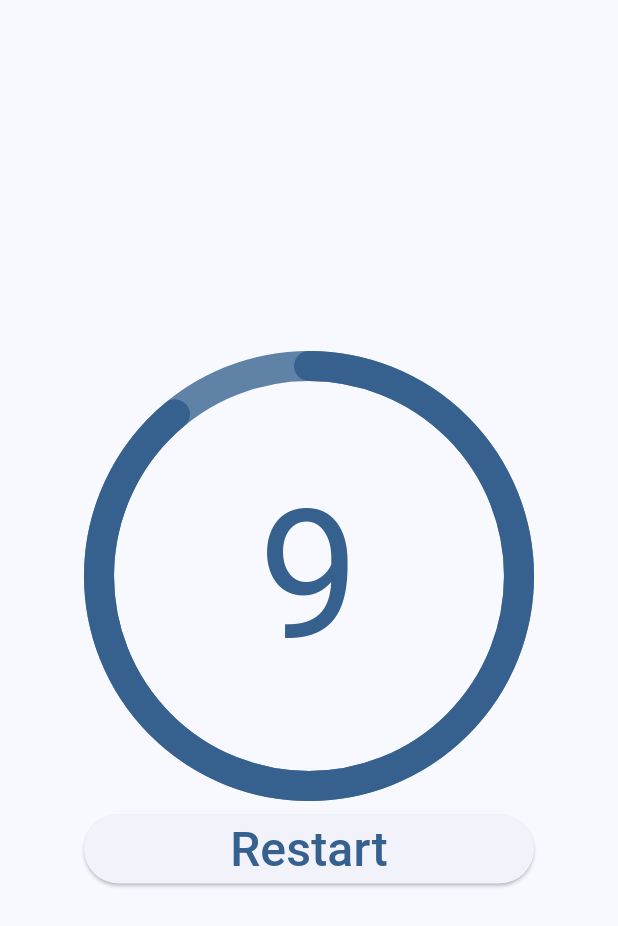
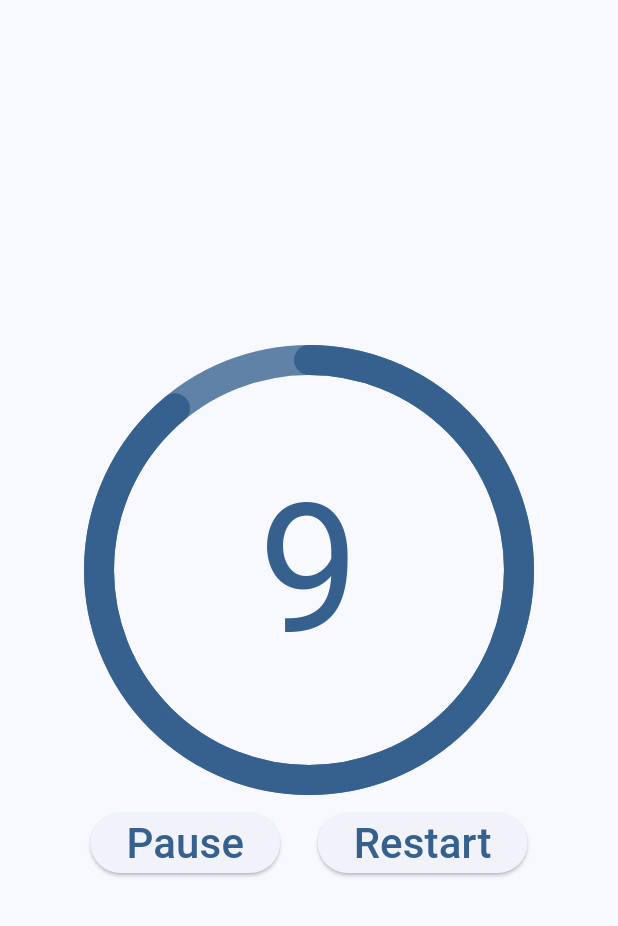
Before and after one commit to smsmsy/c002_radial_countdown_starter, a Flutter app: the screen it shows after launch, after a tap on "Restart", on a phone screen of 412 x 824 dp. Shown: the top 926 px of the screen. Run offline on Flutter 3.47's test engine with Material 3 defaults, Android fonts, the phone set to English and light mode, and no system bars.

Commit message:
停止・再開機能の追加

```diff
--- a/lib/main.dart
+++ b/lib/main.dart
@@ -48,13 +48,16 @@ class CountdownAndRestartState extends State<CountdownAndRestart>
 
   int _counter = 0;
 
+  int _cachedCounter = 0;
+  bool _paused = false;
+
   @override
   void initState() {
     super.initState();
     _ticker = createTicker((elapsed) {
       setState(() {
         _elapsed = elapsed;
-        _counter = _elapsed.inMicroseconds;
+        _counter = _elapsed.inMicroseconds + _cachedCounter;
       });
       if (_counter > _maxCounter) {
         _ticker.stop();
@@ -67,6 +70,8 @@ class CountdownAndRestartState extends State<CountdownAndRestart>
     _ticker.stop();
     setState(() {
       _counter = 0;
+      _cachedCounter = 0;
+      _paused = false;
     });
     _ticker.start();
   }
@@ -75,6 +80,17 @@ class CountdownAndRestartState extends State<CountdownAndRestart>
   void dispose() {
     _ticker.dispose();
     super.dispose();
+  }
+
+  void onPaused() {
+    _ticker.stop();
+    _paused = true;
+    _cachedCounter = _counter;
+  }
+
+  void onResumed() {
+    _paused = false;
+    _ticker.start();
   }
 
   @override
@@ -103,16 +119,33 @@ class CountdownAndRestartState extends State<CountdownAndRestart>
           ],
         ),
         const SizedBox(height: 8),
+        Row(
+          mainAxisAlignment: MainAxisAlignment.spaceAround,
+          children: [
+            ElevatedButton(
+              onPressed: () {
+                _paused ? onResumed() : onPaused();
+              },
+              child: Text(
+                _paused ? "Resume" : "Pause",
+                style: const TextStyle(fontSize: 28),
+                textAlign: TextAlign.center,
+              ),
+            ),
+            const SizedBox(width: 8),
             ElevatedButton(
               onPressed: () {
                 resetTimer();
               },
               child: const Text(
                 'Restart',
-            style: TextStyle(fontSize: 32),
+                style: TextStyle(fontSize: 28),
                 textAlign: TextAlign.center,
               ),
             ),
+          ],
+        ),
+        const SizedBox(height: 8),
       ],
     );
   }
```
Lines whose indentation alone changed are shown as unchanged.
